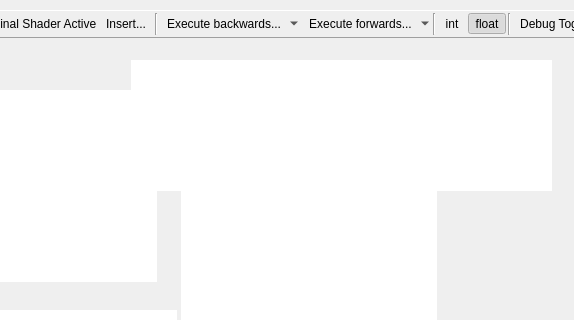
This is qrenderdoc/Windows/ShaderViewer.ui in baldurk/renderdoc as Qt 5 draws it before an edit; both pictures show x 389 to 963 and y 0 to 320 of the 963 by 746 pixel window. The edited form follows.
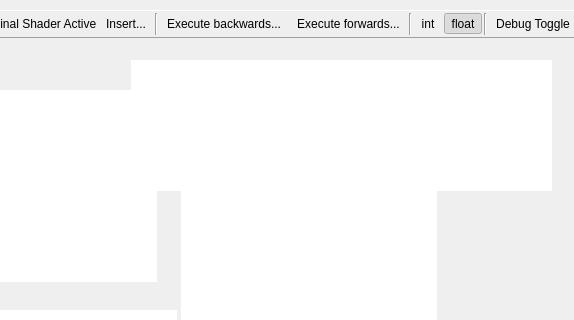
This is the edited form. Icons and pictures are not drawn. Custom widgets are drawn as their Qt base class.

Commit message: Use instant popup for shader execute forwards/backwards buttons

The edit to the form file:
```diff
--- a/qrenderdoc/Windows/ShaderViewer.ui
+++ b/qrenderdoc/Windows/ShaderViewer.ui
@@ -439,7 +439,7 @@
         <normaloff>:/control_reverse_blue@2x.png</normaloff>:/control_reverse_blue@2x.png</iconset>
       </property>
       <property name="popupMode">
-       <enum>QToolButton::MenuButtonPopup</enum>
+       <enum>QToolButton::InstantPopup</enum>
       </property>
       <property name="toolButtonStyle">
        <enum>Qt::ToolButtonTextBesideIcon</enum>
@@ -462,7 +462,7 @@
         <normaloff>:/control_play_blue.png</normaloff>:/control_play_blue.png</iconset>
       </property>
       <property name="popupMode">
-       <enum>QToolButton::MenuButtonPopup</enum>
+       <enum>QToolButton::InstantPopup</enum>
       </property>
       <property name="toolButtonStyle">
        <enum>Qt::ToolButtonTextBesideIcon</enum>
```
